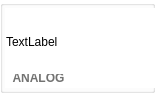
First picture: the form in trunk/src/edr/src/hmm_view/ui/filter.ui, repository mk4me/hm-mde-one, before the edit.
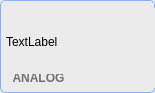
Second picture: the form after the edit.

The edit to the form file:
```diff
--- a/trunk/src/edr/src/hmm_view/ui/filter.ui
+++ b/trunk/src/edr/src/hmm_view/ui/filter.ui
@@ -32,7 +32,7 @@
    <string>Form</string>
   </property>
   <property name="styleSheet">
-   <string notr="true">background-color: rgb(255, 255, 255);</string>
+   <string notr="true">background-color: rgb(235, 235, 235);</string>
   </property>
   <layout class="QVBoxLayout" name="verticalLayout_2">
    <property name="spacing">
@@ -64,12 +64,13 @@
 	 color: rgb(135, 177, 255);
  }*/
 
-background-color: rgb(235, 235, 235);
+
 
 QGroupBox { 
-     border: 2px solid; 
+     border: 1px solid; 
      border-color: rgb(135, 177, 255);
-     border-radius: 9px; 
+     border-radius: 5px; 
+	background-color: rgb(235, 235, 235);
  } 
 </string>
      </property>
```
